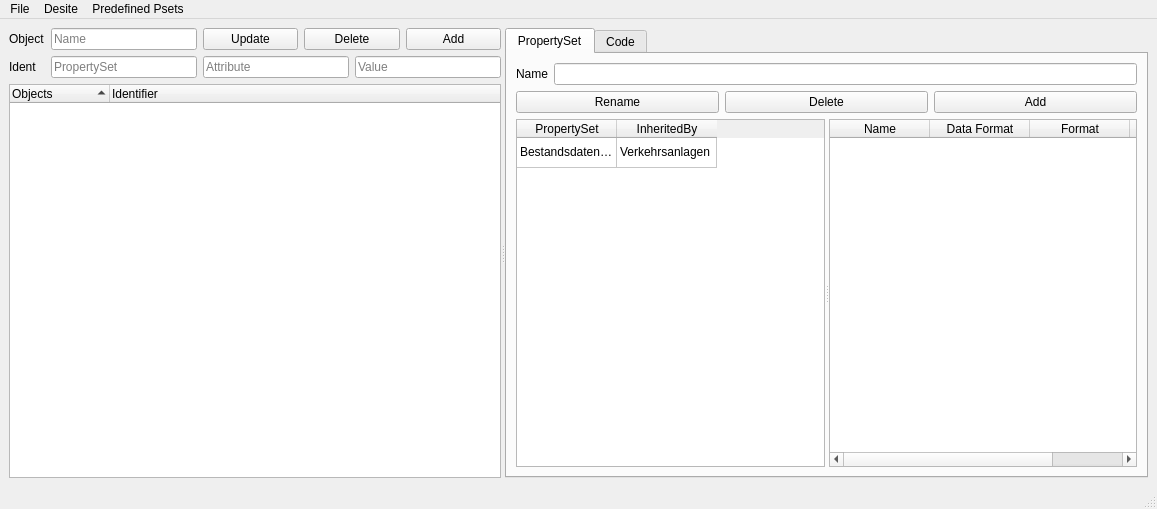
c-mellueh/SOM-Toolkit, file desiteRuleCreator/QtDesigns/MainWindow.ui: the form before one commit.
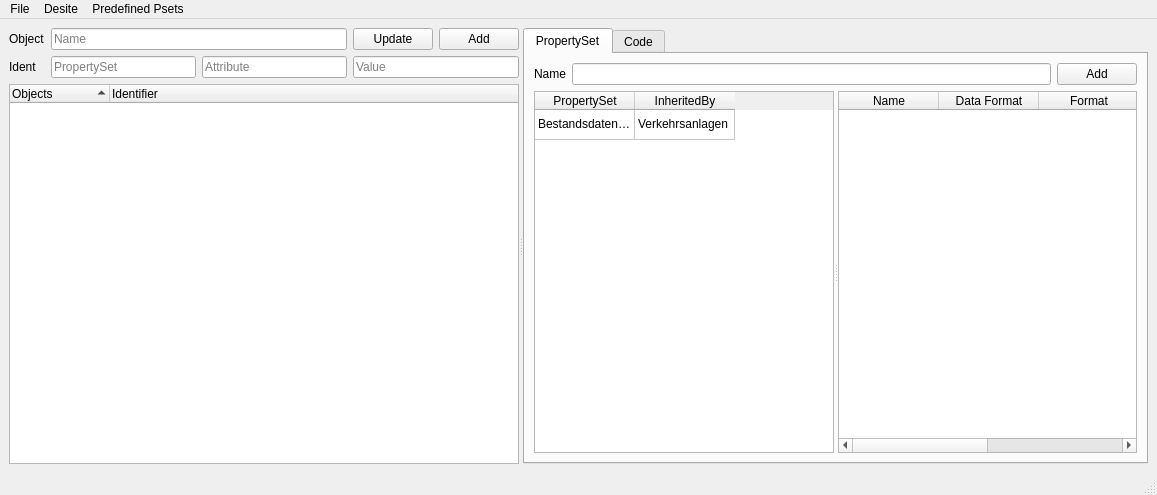
The form after the commit.

Commit message: replace buttons with context menu

```diff
--- a/desiteRuleCreator/QtDesigns/MainWindow.ui
+++ b/desiteRuleCreator/QtDesigns/MainWindow.ui
@@ -7,7 +7,7 @@
     <x>0</x>
     <y>0</y>
     <width>1157</width>
-    <height>509</height>
+    <height>495</height>
    </rect>
   </property>
   <property name="minimumSize">
@@ -113,26 +113,7 @@
             </property>
            </widget>
           </item>
-          <item row="0" column="1">
-           <widget class="QLineEdit" name="lineEdit_object_name">
-            <property name="sizePolicy">
-             <sizepolicy hsizetype="Expanding" vsizetype="Fixed">
-              <horstretch>0</horstretch>
-              <verstretch>0</verstretch>
-             </sizepolicy>
-            </property>
-            <property name="frame">
-             <bool>true</bool>
-            </property>
-            <property name="echoMode">
-             <enum>QLineEdit::Normal</enum>
-            </property>
-            <property name="placeholderText">
-             <string>Name</string>
-            </property>
-           </widget>
-          </item>
-          <item row="0" column="2" colspan="2">
+          <item row="0" column="3">
            <layout class="QHBoxLayout" name="horizontalLayout_object_button">
             <item>
              <widget class="QPushButton" name="button_objects_update">
@@ -144,16 +125,6 @@
               </property>
              </widget>
             </item>
-            <item>
-             <widget class="QPushButton" name="button_objects_delete">
-              <property name="text">
-               <string>Delete</string>
-              </property>
-              <property name="autoDefault">
-               <bool>true</bool>
-              </property>
-             </widget>
-            </item>
             <item>
              <widget class="QPushButton" name="button_objects_add">
               <property name="text">
@@ -166,6 +137,25 @@
             </item>
            </layout>
           </item>
+          <item row="0" column="1" colspan="2">
+           <widget class="QLineEdit" name="lineEdit_object_name">
+            <property name="sizePolicy">
+             <sizepolicy hsizetype="Expanding" vsizetype="Fixed">
+              <horstretch>0</horstretch>
+              <verstretch>0</verstretch>
+             </sizepolicy>
+            </property>
+            <property name="frame">
+             <bool>true</bool>
+            </property>
+            <property name="echoMode">
+             <enum>QLineEdit::Normal</enum>
+            </property>
+            <property name="placeholderText">
+             <string>Name</string>
+            </property>
+           </widget>
+          </item>
          </layout>
         </item>
         <item>
@@ -220,79 +210,7 @@
          <string>PropertySet</string>
         </attribute>
         <layout class="QGridLayout" name="gridLayout">
-         <item row="0" column="0">
-          <widget class="QLabel" name="label_pSet_name">
-           <property name="minimumSize">
-            <size>
-             <width>30</width>
-             <height>0</height>
-            </size>
-           </property>
-           <property name="text">
-            <string>Name</string>
-           </property>
-          </widget>
-         </item>
-         <item row="0" column="1">
-          <widget class="QLineEdit" name="lineEdit_pSet_name">
-           <property name="frame">
-            <bool>true</bool>
-           </property>
-          </widget>
-         </item>
-         <item row="1" column="0" colspan="2">
-          <layout class="QHBoxLayout" name="horizontalLayout_pSet_button">
-           <item>
-            <widget class="QPushButton" name="button_Pset_rename">
-             <property name="sizePolicy">
-              <sizepolicy hsizetype="Preferred" vsizetype="Preferred">
-               <horstretch>0</horstretch>
-               <verstretch>0</verstretch>
-              </sizepolicy>
-             </property>
-             <property name="text">
-              <string>Rename</string>
-             </property>
-             <property name="autoDefault">
-              <bool>true</bool>
-             </property>
-            </widget>
-           </item>
-           <item>
-            <widget class="QPushButton" name="button_Pset_delete">
-             <property name="sizePolicy">
-              <sizepolicy hsizetype="Preferred" vsizetype="Preferred">
-               <horstretch>0</horstretch>
-               <verstretch>0</verstretch>
-              </sizepolicy>
-             </property>
-             <property name="text">
-              <string>Delete</string>
-             </property>
-             <property name="autoDefault">
-              <bool>true</bool>
-             </property>
-            </widget>
-           </item>
-           <item>
-            <widget class="QPushButton" name="button_Pset_add">
-             <property name="sizePolicy">
-              <sizepolicy hsizetype="Preferred" vsizetype="Preferred">
-               <horstretch>0</horstretch>
-               <verstretch>0</verstretch>
-              </sizepolicy>
-             </property>
-             <property name="text">
-              <string>Add</string>
-             </property>
-             <property name="autoDefault">
-              <bool>true</bool>
-             </property>
-            </widget>
-           </item>
-          </layout>
-         </item>
-         <item row="2" column="0" colspan="2">
+         <item row="3" column="0" colspan="2">
           <widget class="QSplitter" name="splitter_2">
            <property name="sizePolicy">
             <sizepolicy hsizetype="Expanding" vsizetype="Expanding">
@@ -384,6 +302,46 @@
            </widget>
           </widget>
          </item>
+         <item row="2" column="0" colspan="2">
+          <layout class="QHBoxLayout" name="horizontalLayout_pSet_button">
+           <item>
+            <widget class="QLabel" name="label_pSet_name">
+             <property name="minimumSize">
+              <size>
+               <width>30</width>
+               <height>0</height>
+              </size>
+             </property>
+             <property name="text">
+              <string>Name</string>
+             </property>
+            </widget>
+           </item>
+           <item>
+            <widget class="QLineEdit" name="lineEdit_pSet_name">
+             <property name="frame">
+              <bool>true</bool>
+             </property>
+            </widget>
+           </item>
+           <item>
+            <widget class="QPushButton" name="button_Pset_add">
+             <property name="sizePolicy">
+              <sizepolicy hsizetype="Preferred" vsizetype="Preferred">
+               <horstretch>0</horstretch>
+               <verstretch>0</verstretch>
+              </sizepolicy>
+             </property>
+             <property name="text">
+              <string>Add</string>
+             </property>
+             <property name="autoDefault">
+              <bool>true</bool>
+             </property>
+            </widget>
+           </item>
+          </layout>
+         </item>
         </layout>
        </widget>
        <widget class="QWidget" name="tab_code">
```
Left out of the diff: 11 changed lines with no effect on the pictures. The commit also changes 5 other files.
